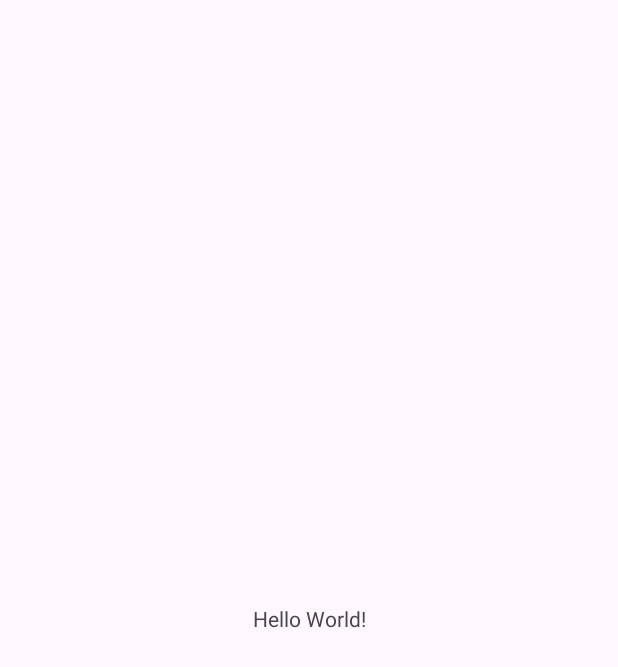
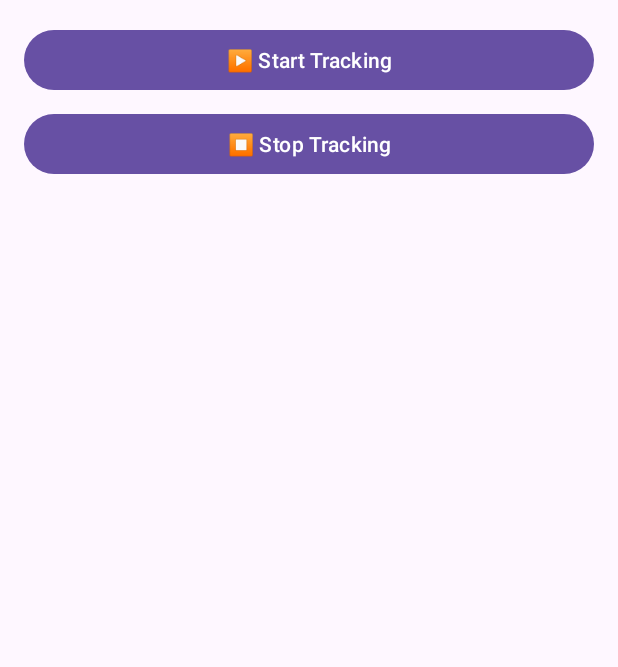
Before and after one commit to Ben-Aharoni/AppTracker, an Android app: the screen it shows after launch (MainActivity), on a phone screen of 412 x 824 dp. Before the commit the part shown is almost empty. Shown: the top 667 px of the screen. Run offline under Robolectric (Android 15) with nearby library versions, the phone set to English and light mode, and no system bars; 2 statements that could not run were skipped.

Commit message:
added ui\ux and impl

```diff
--- a/app/build.gradle.kts
+++ b/app/build.gradle.kts
@@ -33,7 +33,13 @@ android {
     kotlinOptions {
         jvmTarget = "11"
     }
+
+
+    buildFeatures {
+        viewBinding = true
+    }
 }
+
 
 dependencies {
 
--- a/app/src/main/AndroidManifest.xml
+++ b/app/src/main/AndroidManifest.xml
@@ -13,7 +13,7 @@
         android:theme="@style/Theme.AppTracker"
         tools:targetApi="31">
         <activity
-            android:name=".MainActivity"
+            android:name=".ui.MainActivity"
             android:exported="true">
             <intent-filter>
                 <action android:name="android.intent.action.MAIN" />
--- a/app/src/main/java/com/example/apptracker/MainActivity.kt
+++ /dev/null
@@ -1,20 +0,0 @@
-package com.example.apptracker
-
-import android.os.Bundle
-import androidx.activity.enableEdgeToEdge
-import androidx.appcompat.app.AppCompatActivity
-import androidx.core.view.ViewCompat
-import androidx.core.view.WindowInsetsCompat
-
-class MainActivity : AppCompatActivity() {
-    override fun onCreate(savedInstanceState: Bundle?) {
-        super.onCreate(savedInstanceState)
-        enableEdgeToEdge()
-        setContentView(R.layout.activity_main)
-        ViewCompat.setOnApplyWindowInsetsListener(findViewById(R.id.main)) { v, insets ->
-            val systemBars = insets.getInsets(WindowInsetsCompat.Type.systemBars())
-            v.setPadding(systemBars.left, systemBars.top, systemBars.right, systemBars.bottom)
-            insets
-        }
-    }
-}
--- /dev/null
+++ b/app/src/main/java/com/example/apptracker/ui/MainActivity.kt
@@ -0,0 +1,63 @@
+package com.example.apptracker.ui
+
+import android.app.AppOpsManager
+import android.content.Context
+import android.content.Intent
+import android.os.Build
+import android.os.Bundle
+import android.provider.Settings
+import androidx.appcompat.app.AppCompatActivity
+import androidx.recyclerview.widget.LinearLayoutManager
+import com.example.apptracker.databinding.ActivityMainBinding
+import com.example.apptracker.service.AppUsageService
+import com.example.apptracker.util.AppUsageStorage
+
+class MainActivity : AppCompatActivity() {
+
+    private lateinit var binding: ActivityMainBinding
+    private val adapter = AppUsageAdapter()
+
+    override fun onCreate(savedInstanceState: Bundle?) {
+        super.onCreate(savedInstanceState)
+        binding = ActivityMainBinding.inflate(layoutInflater)
+        setContentView(binding.root)
+
+        binding.recyclerView.layoutManager = LinearLayoutManager(this)
+        binding.recyclerView.adapter = adapter
+
+        binding.btnStartService.setOnClickListener {
+            if (!hasUsageAccessPermission()) {
+                startActivity(Intent(Settings.ACTION_USAGE_ACCESS_SETTINGS))
+            } else {
+                val intent = Intent(this, AppUsageService::class.java)
+                if (Build.VERSION.SDK_INT >= Build.VERSION_CODES.O) {
+                    startForegroundService(intent)
+                } else {
+                    startService(intent)
+                }
+            }
+        }
+
+        binding.btnStopService.setOnClickListener {
+            val intent = Intent(this, AppUsageService::class.java)
+            stopService(intent)
+        }
+
+        loadUsageData()
+    }
+
+    private fun loadUsageData() {
+        val data = AppUsageStorage.loadEntries(this)
+        adapter.submitList(data)
+    }
+
+    private fun hasUsageAccessPermission(): Boolean {
+        val appOps = getSystemService(Context.APP_OPS_SERVICE) as AppOpsManager
+        val mode = appOps.checkOpNoThrow(
+            AppOpsManager.OPSTR_GET_USAGE_STATS,
+            android.os.Process.myUid(),
+            packageName
+        )
+        return mode == AppOpsManager.MODE_ALLOWED
+    }
+}
--- a/app/src/main/res/layout/activity_main.xml
+++ b/app/src/main/res/layout/activity_main.xml
@@ -1,19 +1,27 @@
 <?xml version="1.0" encoding="utf-8"?>
-<androidx.constraintlayout.widget.ConstraintLayout xmlns:android="http://schemas.android.com/apk/res/android"
-    xmlns:app="http://schemas.android.com/apk/res-auto"
-    xmlns:tools="http://schemas.android.com/tools"
-    android:id="@+id/main"
+<LinearLayout
+    xmlns:android="http://schemas.android.com/apk/res/android"
     android:layout_width="match_parent"
     android:layout_height="match_parent"
-    tools:context=".MainActivity">
+    android:orientation="vertical"
+    android:padding="16dp">
 
-    <TextView
-        android:layout_width="wrap_content"
+    <Button
+        android:id="@+id/btnStartService"
+        android:layout_width="match_parent"
         android:layout_height="wrap_content"
-        android:text="Hello World!"
-        app:layout_constraintBottom_toBottomOf="parent"
-        app:layout_constraintEnd_toEndOf="parent"
-        app:layout_constraintStart_toStartOf="parent"
-        app:layout_constraintTop_toTopOf="parent" />
+        android:text="▶️ Start Tracking" />
 
-</androidx.constraintlayout.widget.ConstraintLayout>
+    <Button
+        android:id="@+id/btnStopService"
+        android:layout_width="match_parent"
+        android:layout_height="wrap_content"
+        android:layout_marginTop="8dp"
+        android:text="⏹ Stop Tracking" />
+
+    <androidx.recyclerview.widget.RecyclerView
+        android:id="@+id/recyclerView"
+        android:layout_marginTop="16dp"
+        android:layout_width="match_parent"
+        android:layout_height="match_parent"/>
+</LinearLayout>
```
